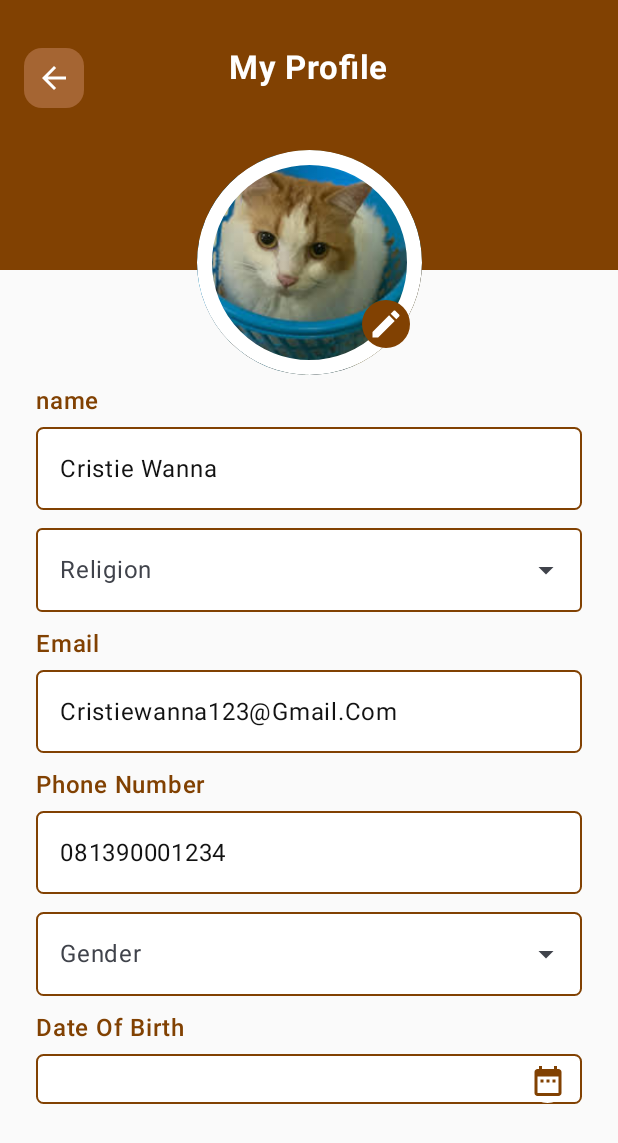
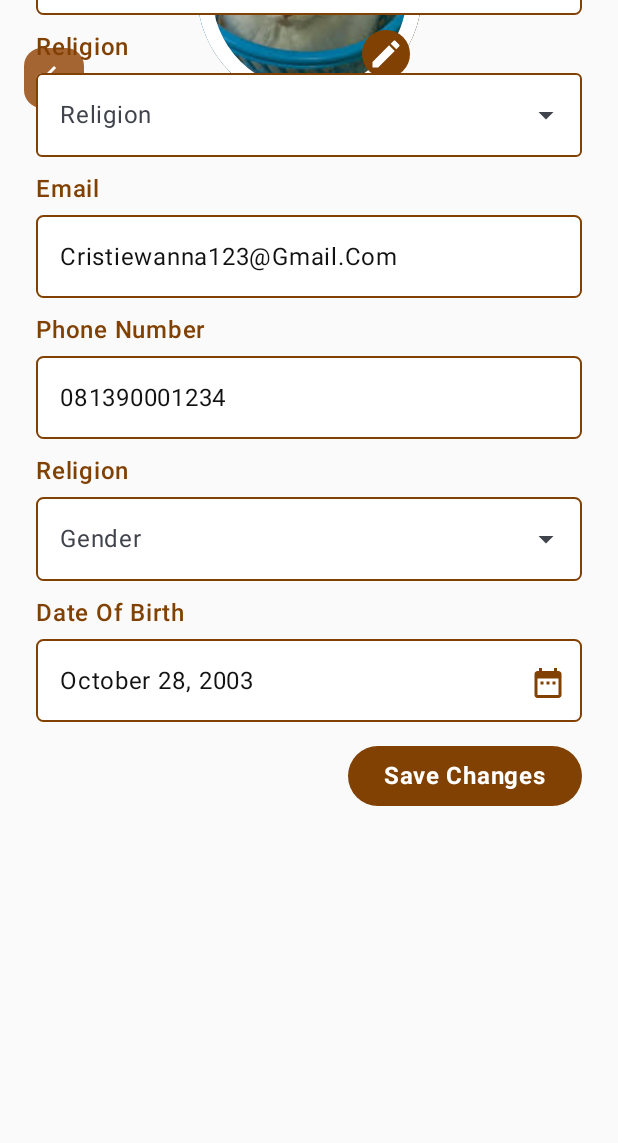
Before and after one commit to Limzen/Luminara-mobile, an Android app built with Jetpack Compose: the screen it shows after launch (MainActivity), on a phone screen of 412 x 824 dp. Shown: the top 1143 px of the screen. Run offline under Robolectric (Android 15) with nearby library versions, the phone set to English and light mode, and no system bars.

Commit message:
fix label at myprofilescreen.kt

```diff
--- /dev/null
+++ b/app/src/main/java/com/example/luminara/domain/model/BackButton.kt
@@ -0,0 +1,45 @@
+package com.example.luminara.domain.model
+
+import androidx.compose.foundation.layout.PaddingValues
+import androidx.compose.foundation.layout.height
+import androidx.compose.foundation.layout.size
+import androidx.compose.foundation.layout.width
+import androidx.compose.foundation.shape.RoundedCornerShape
+import androidx.compose.material.icons.Icons
+import androidx.compose.material.icons.automirrored.filled.KeyboardArrowLeft
+import androidx.compose.material3.Button
+import androidx.compose.material3.ButtonDefaults
+import androidx.compose.material3.Icon
+import androidx.compose.runtime.Composable
+import androidx.compose.ui.Modifier
+import androidx.compose.ui.graphics.Color
+import androidx.compose.ui.unit.dp
+import com.example.luminara.ui.theme.BackbuttonArrow
+
+@Composable
+fun BackButton(
+    onClick: () -> Unit,
+) {
+    Button(
+        onClick = onClick,
+        modifier = Modifier
+            .width(40.dp)
+            .height(40.dp),
+        colors = ButtonDefaults.buttonColors(
+            containerColor = BackbuttonArrow,
+            contentColor = Color.White
+        ), // Removed extra comma and parenthesis
+        elevation = ButtonDefaults.buttonElevation(
+            defaultElevation = 10.dp,
+            pressedElevation = 6.dp
+        ),
+        shape = RoundedCornerShape(12.dp),
+        contentPadding = PaddingValues(0.dp)
+    ) {
+        Icon(
+            imageVector = Icons.AutoMirrored.Filled.KeyboardArrowLeft,
+            contentDescription = "ArrowLeft",
+            modifier = Modifier.size(35.dp)
+        )
+    }
+}
--- a/app/src/main/java/com/example/luminara/ui/screens/profile/MyProfileScreen.kt
+++ b/app/src/main/java/com/example/luminara/ui/screens/profile/MyProfileScreen.kt
@@ -5,6 +5,7 @@
 import androidx.compose.foundation.border
 import androidx.compose.foundation.clickable
 import androidx.compose.foundation.layout.*
+import androidx.compose.foundation.lazy.LazyColumn
 import androidx.compose.foundation.shape.CircleShape
 import androidx.compose.foundation.shape.RoundedCornerShape
 import androidx.compose.foundation.text.KeyboardOptions
@@ -32,6 +33,7 @@
 import androidx.compose.ui.unit.sp
 
 import com.example.luminara.R
+import com.example.luminara.domain.model.BackButton
 import com.example.luminara.ui.components.AuthButton
 import com.example.luminara.ui.components.AuthTextField
 import com.example.luminara.ui.components.ItineraryTextfield
@@ -43,24 +45,23 @@
 @OptIn(ExperimentalMaterial3Api::class)
 @Composable
 fun MyProfileScreen() {
+    // Form Inputs
+    var name by remember { mutableStateOf("Cristie Wanna") }
+    var religion by remember { mutableStateOf("") }
+    var email by remember { mutableStateOf("Cristiewanna123@Gmail.Com") }
+    var contactNumber by remember { mutableStateOf("081390001234") }
+    var gender by remember { mutableStateOf("") }
+    var birthDate by remember { mutableStateOf("October 28, 2003") }
+
+    val religionOptions = listOf("Islam", "Kristen", "Katolik", "Hindu", "Buddha")
+    val genderOptions = listOf("Laki-laki", "Perempuan")
+
+    var expandedReligion by remember { mutableStateOf(false) }
+    var expandedGender by remember { mutableStateOf(false) }
+
+
     Column(modifier = Modifier.fillMaxSize()) {
 
-        // Header
-        Box(
-            modifier = Modifier
-                .fillMaxWidth()
-                .height(180.dp)
-                .background(color = Primary)
-        ) {
-            Text(
-                text = "My Profile",
-                color = Color.White,
-                style = MaterialTheme.typography.titleLarge,
-                fontWeight = FontWeight.Bold,
-                modifier = Modifier
-                    .align(Alignment.TopCenter)
-                    .padding(top = 32.dp)
-            )
 
             Box(
                 modifier = Modifier
@@ -116,21 +117,7 @@
             }
         }
 
-        // Form Inputs
-        var nama by remember { mutableStateOf("Cristie Wanna") }
-        var religion by remember { mutableStateOf("") }
-        var email by remember { mutableStateOf("Cristiewanna123@Gmail.Com") }
-        var notelpon by remember { mutableStateOf("081390001234") }
-        var gender by remember { mutableStateOf("") }
-        var birthDate by remember { mutableStateOf("October 28, 2003") }
-
-        val religionOptions = listOf("Islam", "Kristen", "Katolik", "Hindu", "Buddha")
-        val genderOptions = listOf("Laki-laki", "Perempuan")
-
-        var expandedReligion by remember { mutableStateOf(false) }
-        var expandedGender by remember { mutableStateOf(false) }
-
-        Column(
+        LazyColumn(
             modifier = Modifier
                 .offset(y = -80.dp )
                 .fillMaxWidth()
@@ -139,16 +126,23 @@
             verticalArrangement = Arrangement.spacedBy(12.dp)
 
         ) {
-
+            item {
                 ItineraryTextfield(
-                value = nama,
-                onValueChange = { nama = it },
+                    value = name,
+                    onValueChange = { name = it },
                     placeholder = "Name",
-                label = "name",
+                    label = "Name",
                     singleLine = true,
                 )
-
-            // Religion
+            }
+            item {
+                Column() {
+                    Text(
+                        text = "Religion",
+                        style = MaterialTheme.typography.titleMedium,
+                        color = Primary
+                    )
+                    Spacer(modifier = Modifier.height(8.dp))
                     ExposedDropdownMenuBox(
                         expanded = expandedReligion,
                         onExpandedChange = { expandedReligion = !expandedReligion }
@@ -189,7 +183,9 @@
                             }
                         }
                     }
-
+                }
+            }
+            item {
                 ItineraryTextfield(
                     value = email,
                     onValueChange = { email = it },
@@ -197,15 +193,24 @@
                     label = "Email",
                     singleLine = true,
                 )
+            }
+            item {
                 ItineraryTextfield(
-                value = notelpon,
-                onValueChange = { notelpon = it },
+                    value = contactNumber,
+                    onValueChange = { contactNumber = it },
                     placeholder = "Masukan No Telp",
                     label = "Phone Number",
                     singleLine = true,
                 )
-
-
+            }
+            item {
+                Column() {
+                    Text(
+                        text = "Religion",
+                        style = MaterialTheme.typography.titleMedium,
+                        color = Primary
+                    )
+                    Spacer(modifier = Modifier.height(8.dp))
                     ExposedDropdownMenuBox(
                         expanded = expandedGender,
                         onExpandedChange = { expandedGender = !expandedGender }
@@ -250,8 +255,9 @@
                             }
                         }
                     }
-
-
+                }
+            }
+            item {
                 ItineraryTextfield(
                     value = birthDate,
                     onValueChange = { birthDate = it },
@@ -275,6 +281,8 @@
 
                     }
                 )
+            }
+            item {
                 Box(
                     modifier = Modifier
                         .fillMaxSize(),
@@ -296,9 +304,6 @@
                         )
                     }
                 }
-
-
             }
         }
-
     }
```
Lines whose indentation alone changed are shown as unchanged.
